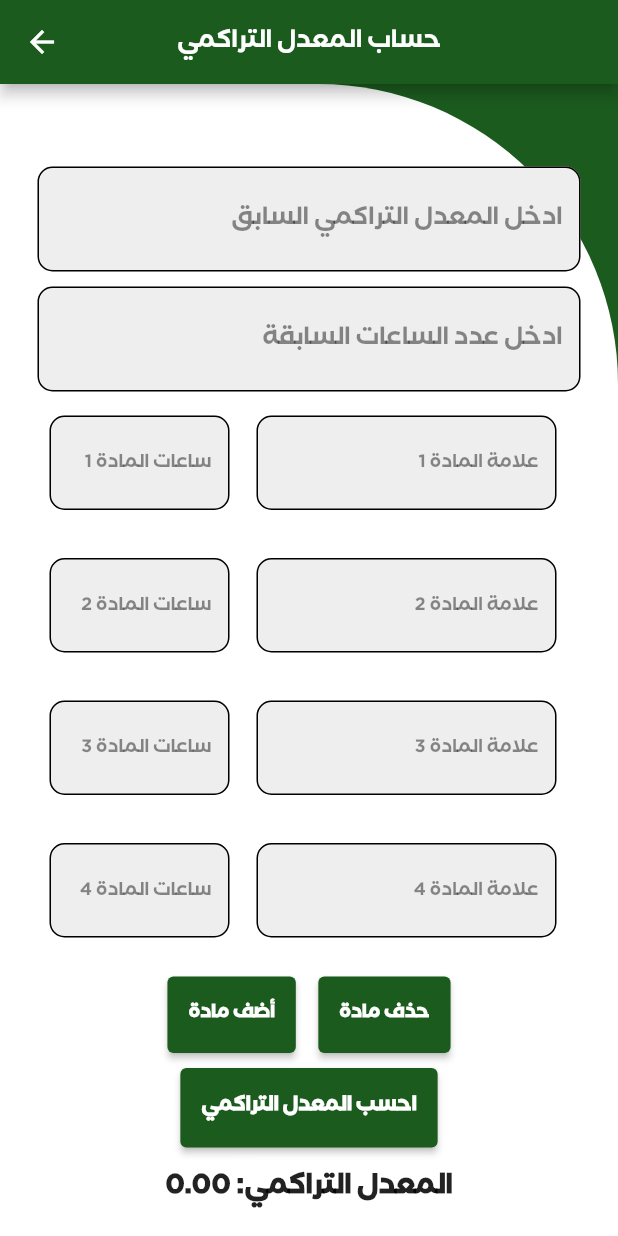
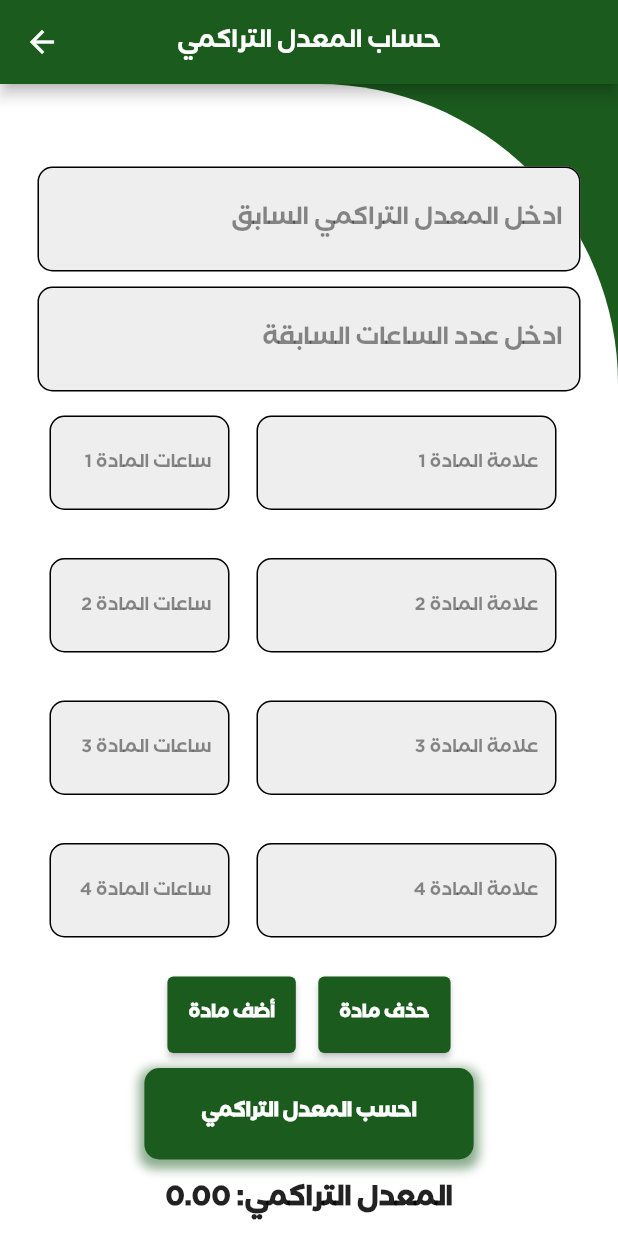
Before and after one commit to AnasAlbattiri/anu-app, a Flutter app: the HomeScreen screen opened by its route, after a tap on "حساب المعدل التراكمي", on a phone screen of 412 x 824 dp. Run offline on Flutter 3.47's test engine with Material 3 defaults, Android fonts, the light colour scheme and no system bars; our stand-ins replace carousel_slider, flutter_spinkit, get, get_storage, introduction_screen, rive and 1 more; missing offline and left inert: clipboard, flutter_cached_pdfview, flutter_pdfview; accounts and stored records are empty.

Commit message:
last modefied by Anas

```diff
--- a/lib/view/screens/bar/home_screen.dart
+++ b/lib/view/screens/bar/home_screen.dart
@@ -98,7 +98,7 @@ class _HomeScreenState extends State<HomeScreen> {
                       height: 55,
                     ),
                     Colors.deepOrange,
-                    () => Get.to(() => RecordScreen()),
+                    () => Get.to(() => RecordScreen(), transition: Transition.fade, duration: Duration(milliseconds: 400,),),
                   ),
                   itemDashboard(
                     'الدكاترة',
@@ -107,7 +107,7 @@ class _HomeScreenState extends State<HomeScreen> {
                       height: 55,
                     ),
                     Colors.deepOrange,
-                    () => Get.to(() => const DoctorsScreen()),
+                    () => Get.to(() => const DoctorsScreen(), transition: Transition.fade, duration: Duration(milliseconds: 400,),),
                   ),
                   itemDashboard(
                     'التعليم الالكتروني',
@@ -116,11 +116,11 @@ class _HomeScreenState extends State<HomeScreen> {
                       height: 55,
                     ),
                     Colors.deepOrange,
-                    () => Get.to(() => ELearningScreen()),
+                    () => Get.to(() => ELearningScreen(), transition: Transition.fade, duration: Duration(milliseconds: 400,),),
                   ),
                   InkWell(
                     onTap: () {
-                      Get.to(() => CalculatorScreen());
+                      Get.to(() => CalculatorScreen(), transition: Transition.fade, duration: Duration(milliseconds: 400,),);
                     },
                     child: Container(
                       decoration: BoxDecoration(
@@ -165,7 +165,7 @@ class _HomeScreenState extends State<HomeScreen> {
                       height: 55,
                     ),
                     Colors.green,
-                    () => Get.to(() => const GPACalculatorPage()),
+                    () => Get.to(() => const GPACalculatorPage(), transition: Transition.fade, duration: Duration(milliseconds: 400,),),
                   ),
                   itemDashboard(
                     'الأسئلة الأكثر شيوعاً',
@@ -174,7 +174,7 @@ class _HomeScreenState extends State<HomeScreen> {
                       height: 55,
                     ),
                     Colors.purple,
-                    () => Get.to(() =>const FaqScreen()),
+                    () => Get.to(() =>const FaqScreen(), transition: Transition.fade, duration: Duration(milliseconds: 400,),),
                   ),
                   itemDashboard(
                       'صفحة الجامعة',
@@ -183,7 +183,7 @@ class _HomeScreenState extends State<HomeScreen> {
                         height: 55,
                       ),
                       Colors.blue,
-                      () => Get.to(launchUrl(facebookPage))),
+                      () => Get.to(launchUrl(facebookPage), transition: Transition.fade, duration: Duration(milliseconds: 400,),), ),
                   itemDashboard(
                       'المكتبة الإلكترونية',
                       Image.asset(
@@ -191,7 +191,7 @@ class _HomeScreenState extends State<HomeScreen> {
                         height: 55,
                       ),
                       Colors.indigo,
-                      () => Get.to(() =>  LibraryScreen())),
+                      () => Get.to(() =>  LibraryScreen(), transition: Transition.fade, duration: Duration(milliseconds: 400,),)),
                 ],
               ),
             ),
--- a/lib/view/screens/home/colage_doctors/agriculture_doctor_screen.dart
+++ b/lib/view/screens/home/colage_doctors/agriculture_doctor_screen.dart
@@ -45,7 +45,7 @@ class AgricultureDoctorsScreen extends StatelessWidget {
                   IconButton(
                       onPressed: () {
                         Get.to(() => DoctorDetailsScreen(
-                            softwareDocsModel: softDoc));
+                            softwareDocsModel: softDoc), transition: Transition.fade, duration: Duration(milliseconds: 400,),);
                       },
                       icon: const Icon(
                         Icons.arrow_back_ios_new,
--- a/lib/view/screens/home/colage_doctors/educationalScience_doctor_screen.dart
+++ b/lib/view/screens/home/colage_doctors/educationalScience_doctor_screen.dart
@@ -46,7 +46,7 @@ class EducationalScienceDoctorsScreen extends StatelessWidget {
                   IconButton(
                       onPressed: () {
                         Get.to(() => DoctorDetailsScreen(
-                            softwareDocsModel: softDoc));
+                            softwareDocsModel: softDoc), transition: Transition.fade, duration: Duration(milliseconds: 400,),);
                       },
                       icon: const Icon(
                         Icons.arrow_back_ios_new,
--- a/lib/view/screens/home/colage_doctors/engineering_doctors_screen.dart
+++ b/lib/view/screens/home/colage_doctors/engineering_doctors_screen.dart
@@ -46,7 +46,7 @@ class EngineeringDoctorsScreen extends StatelessWidget {
                   IconButton(
                       onPressed: () {
                         Get.to(() => DoctorDetailsScreen(
-                            softwareDocsModel: softDoc));
+                            softwareDocsModel: softDoc), transition: Transition.fade, duration: Duration(milliseconds: 400,),);
                       },
                       icon: const Icon(
                         Icons.arrow_back_ios_new,
--- a/lib/view/screens/home/colage_doctors/it_doctors_screen.dart
+++ b/lib/view/screens/home/colage_doctors/it_doctors_screen.dart
@@ -46,7 +46,7 @@ class ItDoctorsScreen extends StatelessWidget {
                   IconButton(
                       onPressed: () {
                         Get.to(() => DoctorDetailsScreen(
-                            softwareDocsModel: softDoc));
+                            softwareDocsModel: softDoc), transition: Transition.fade, duration: Duration(milliseconds: 400,),);
                       },
                       icon: const Icon(
                         Icons.arrow_back_ios_new,
--- a/lib/view/screens/home/colage_doctors/law_doctors_screen.dart
+++ b/lib/view/screens/home/colage_doctors/law_doctors_screen.dart
@@ -47,7 +47,7 @@ class LawDoctorsScreen extends StatelessWidget {
                   IconButton(
                       onPressed: () {
                         Get.to(() => DoctorDetailsScreen(
-                            softwareDocsModel: softDoc));
+                            softwareDocsModel: softDoc), transition: Transition.fade, duration: Duration(milliseconds: 400,),);
                       },
                       icon: const Icon(
                         Icons.arrow_back_ios_new,
--- a/lib/view/screens/home/colage_doctors/literature_doctors_screen.dart
+++ b/lib/view/screens/home/colage_doctors/literature_doctors_screen.dart
@@ -49,7 +49,7 @@ class LiteratureDoctorsScreen extends StatelessWidget {
                   IconButton(
                       onPressed: () {
                         Get.to(() => DoctorDetailsScreen(
-                            softwareDocsModel: softDoc));
+                            softwareDocsModel: softDoc), transition: Transition.fade, duration: Duration(milliseconds: 400,),);
                       },
                       icon: const Icon(
                         Icons.arrow_back_ios_new,
--- a/lib/view/screens/home/colage_doctors/science_doctors_screen.dart
+++ b/lib/view/screens/home/colage_doctors/science_doctors_screen.dart
@@ -47,7 +47,7 @@ class ScienceDoctorsScreen extends StatelessWidget {
                   IconButton(
                       onPressed: () {
                         Get.to(() => DoctorDetailsScreen(
-                            softwareDocsModel: softDoc));
+                            softwareDocsModel: softDoc), transition: Transition.fade, duration: Duration(milliseconds: 400,),);
                       },
                       icon: const Icon(
                         Icons.arrow_back_ios_new,
--- a/lib/view/screens/home/colage_doctors/work_doctors_screen.dart
+++ b/lib/view/screens/home/colage_doctors/work_doctors_screen.dart
@@ -48,7 +48,7 @@ class WorksDoctorsScreen extends StatelessWidget {
                   IconButton(
                       onPressed: () {
                         Get.to(() => DoctorDetailsScreen(
-                            softwareDocsModel: softDoc));
+                            softwareDocsModel: softDoc), transition: Transition.fade, duration: Duration(milliseconds: 400,),);
                       },
                       icon: const Icon(
                         Icons.arrow_back_ios_new,
--- a/lib/view/screens/home/gpa_screen.dart
+++ b/lib/view/screens/home/gpa_screen.dart
@@ -1,6 +1,8 @@
 import 'package:anu_app/utils/constants.dart';
 import 'package:flutter/material.dart';
 import 'package:get/get.dart';
+
+import '../../widgets/animated_button.dart';
 var formKey = GlobalKey<FormState>();
 
 class GPACalculatorPage extends StatefulWidget {
@@ -394,14 +396,20 @@ class _GPACalculatorPageState extends State<GPACalculatorPage> {
                     const SizedBox(
                       height: 10,
                     ),
-                    ElevatedButton(
-                      onPressed:(){
+                    AnimatedButton(
+                      onPressed: () {
                         if(formKey.currentState!.validate())
                         {
                           _calculateGPA();
                         }
-                      } ,
-                      child: const Text(
+                      },
+                      child: Container(
+                        padding: EdgeInsets.symmetric(horizontal: 20, vertical: 10),
+                        decoration: BoxDecoration(
+                          color: primaryColor,
+                          borderRadius: BorderRadius.circular(10),
+                        ),
+                        child: Text(
                           'احسب المعدل التراكمي',
                           style: TextStyle(
                             fontWeight: FontWeight.bold,
@@ -412,6 +420,8 @@ class _GPACalculatorPageState extends State<GPACalculatorPage> {
                           ),
                         ),
                       ),
+                    ),
+
                     const SizedBox(
                       height: 10,
                     ),
--- a/lib/view/screens/home/record_screen.dart
+++ b/lib/view/screens/home/record_screen.dart
@@ -61,7 +61,7 @@ class RecordScreen extends StatelessWidget {
                     itemDashboard(
                       'التخصصات والرسوم',
                       'assets/images/fees.jpg',
-                      ()  =>  Get.to(PdfScreen()),
+                      ()  =>  Get.to(PdfScreen(), transition: Transition.fade, duration: Duration(milliseconds: 400,),),
                       context,
                     ),
                     itemDashboard('موقع التسجيل', 'assets/images/anu.jpg',
--- /dev/null
+++ b/lib/view/widgets/animated_button.dart
@@ -0,0 +1,100 @@
+import 'package:anu_app/utils/constants.dart';
+import 'package:flutter/material.dart';
+
+class AnimatedButton extends StatefulWidget {
+  final Function onPressed;
+  final Widget child;
+
+  const AnimatedButton({Key? key, required this.onPressed, required this.child})
+      : super(key: key);
+
+  @override
+  _AnimatedButtonState createState() => _AnimatedButtonState();
+}
+
+class _AnimatedButtonState extends State<AnimatedButton>
+    with SingleTickerProviderStateMixin {
+  late AnimationController _animationController;
+  late Animation<double> _scaleAnimation;
+  late Animation<Color?> _colorAnimation;
+
+  @override
+  void initState() {
+    super.initState();
+    _animationController = AnimationController(
+      vsync: this,
+      duration: const Duration(milliseconds: 200),
+    );
+
+    _scaleAnimation = Tween<double>(begin: 1.0, end: 0.95).animate(
+      CurvedAnimation(
+        parent: _animationController,
+        curve: Curves.easeInOut,
+      ),
+    );
+
+    _colorAnimation = ColorTween(
+      begin: primaryColor,
+      end: Colors.grey,
+    ).animate(
+      CurvedAnimation(
+        parent: _animationController,
+        curve: Curves.easeInOut,
+      ),
+    );
+
+    _animationController.addListener(() {
+      setState(() {});
+    });
+
+    _animationController.addStatusListener((status) {
+      if (status == AnimationStatus.completed) {
+        _animationController.reverse();
+      }
+    });
+  }
+
+  @override
+  void dispose() {
+    _animationController.dispose();
+    super.dispose();
+  }
+
+  @override
+  Widget build(BuildContext context) {
+    return GestureDetector(
+      onTap: () {
+        widget.onPressed();
+        _animationController.forward();
+      },
+      onTapDown: (_) {
+        _animationController.forward();
+      },
+      onTapCancel: () {
+        _animationController.reverse();
+      },
+      onTapUp: (_) {
+        _animationController.reverse();
+      },
+      child: Transform.scale(
+        scale: _scaleAnimation.value,
+        child: Container(
+          padding: EdgeInsets.symmetric(horizontal: 18, vertical: 8),
+          decoration: BoxDecoration(
+            color: _colorAnimation.value,
+            borderRadius: BorderRadius.circular(10),
+            boxShadow: [
+              BoxShadow(
+                color: _colorAnimation.value!.withOpacity(0.5),
+                spreadRadius: 3,
+                blurRadius: 5,
+                offset: Offset(0, 3),
+              ),
+            ],
+          ),
+          child: widget.child,
+        ),
+      ),
+    );
+  }
+}
--- a/pubspec.yaml
+++ b/pubspec.yaml
@@ -47,6 +47,7 @@ dependencies:
   clipboard: ^0.1.3
   carousel_slider: ^4.2.1
   flutter_cached_pdfview: ^0.4.2
+
 
 
 
@@ -198,6 +199,7 @@ flutter:
     - assets/images/library2.jpg
     - assets/images/library3.jpg
     - assets/images/profile.jpg
+    - assets/images/person.jpg
     - assets/images/whatsapp.png
     - assets/PDF/buss.pdf
 
```
Also changed, not shown: lib/view/screens/bar/profile_screen.dart (+6 -2 lines), lib/view/screens/details/doctor_details_screen.dart (+63 -14 lines), lib/view/screens/home/doctors_screen.dart (+8 -8 lines), lib/view/screens/on_boarding/on_boarding.dart (+4 -5 lines), assets/images/person.jpg (added), pubspec.lock, 10 other files. Lines whose indentation alone changed are shown as unchanged.
